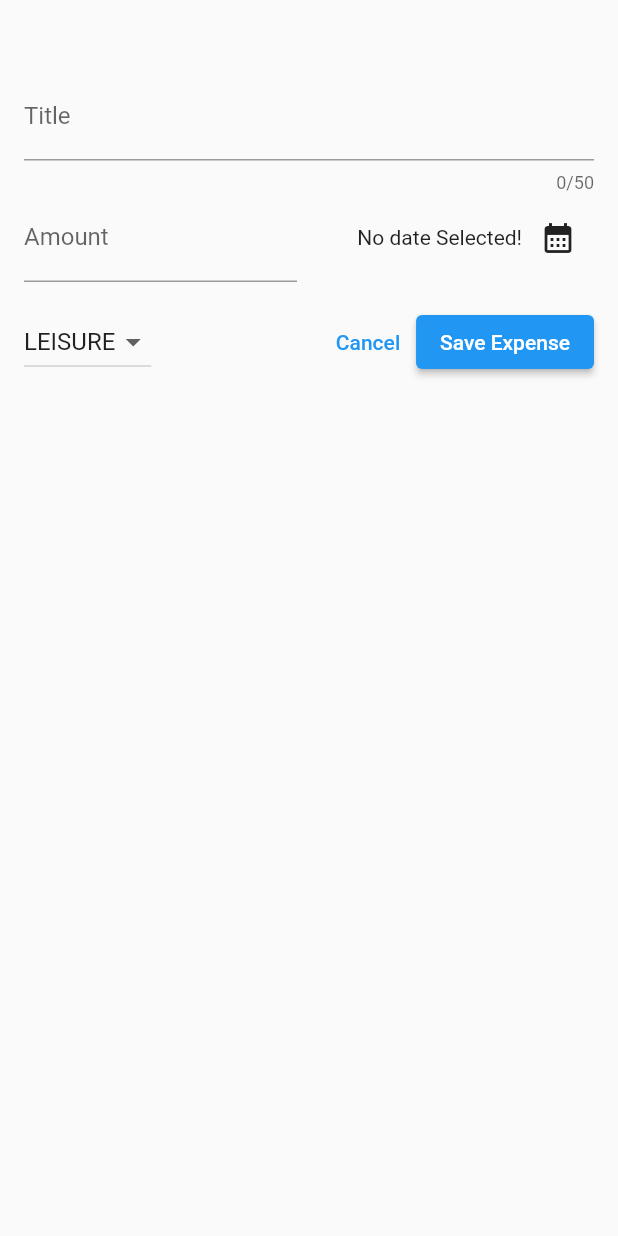
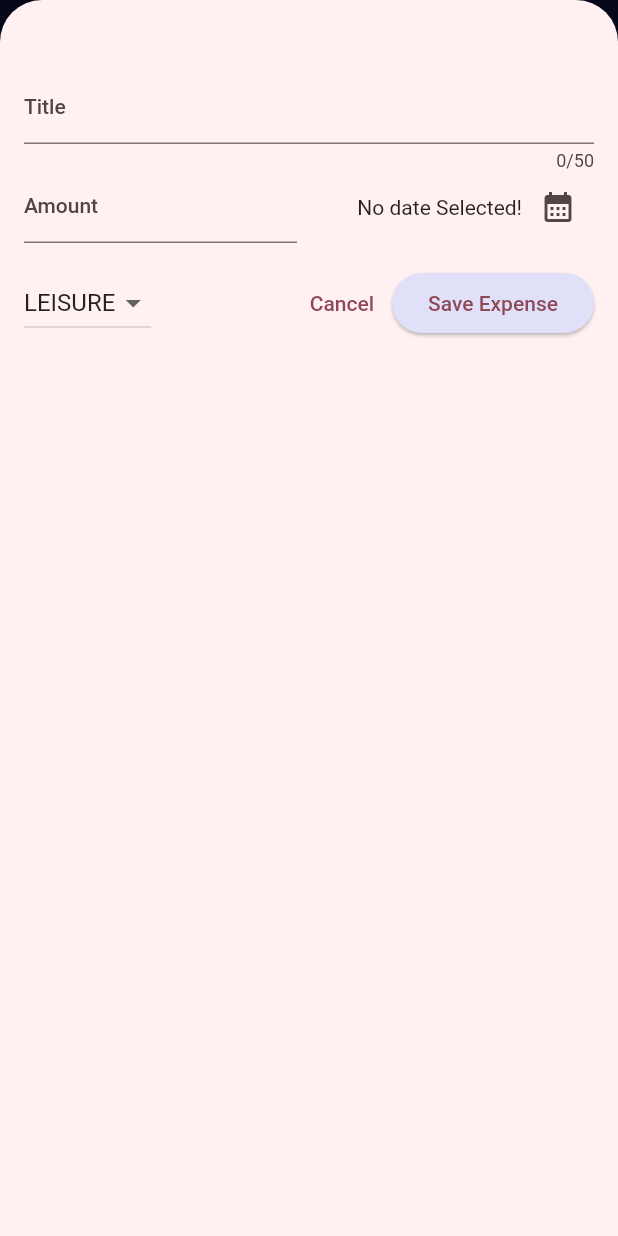
Before and after one commit to darkCoder001/Tracker, a Flutter app: the screen it shows after launch, after a tap on the "add" icon, on a phone screen of 412 x 824 dp. Run offline on Flutter 3.47's test engine with Material 2 defaults, Android fonts, the phone set to English and light mode, and no system bars.

Commit message:
"Theme added"

```diff
--- a/lib/main.dart
+++ b/lib/main.dart
@@ -1,9 +1,35 @@
 import 'package:flutter/material.dart';
 import './widgets/expenses.dart';
+
+var kColorScheme = ColorScheme.fromSeed(seedColor: Color(0xFFe52165),);
+var kColorScheme2 = ColorScheme.fromSeed(seedColor: Color(0xFF0d1137),);
 
 void main() {
   runApp(
     MaterialApp(
+      theme: ThemeData().copyWith(useMaterial3: true,
+        colorScheme: kColorScheme,
+        appBarTheme: const AppBarTheme().copyWith(
+          backgroundColor: Color(0xFF0d1137),
+          foregroundColor: kColorScheme.primary
+        ),
+        cardTheme: const CardTheme().copyWith(
+          color: kColorScheme.secondaryContainer,
+          margin: const EdgeInsets.symmetric(horizontal:16, vertical: 8)
+        ),
+        elevatedButtonTheme: ElevatedButtonThemeData(
+          style: ElevatedButton.styleFrom(
+            backgroundColor: kColorScheme2.secondaryContainer
+          ),
+        ),
+        textTheme: ThemeData().textTheme.copyWith(
+          titleLarge: TextStyle(
+            fontWeight: FontWeight.normal,
+            color: kColorScheme.onSecondaryContainer,
+            fontSize: 14
+            )
+        )
+        ),
       home: const Expenses(),
     )
   );
```
